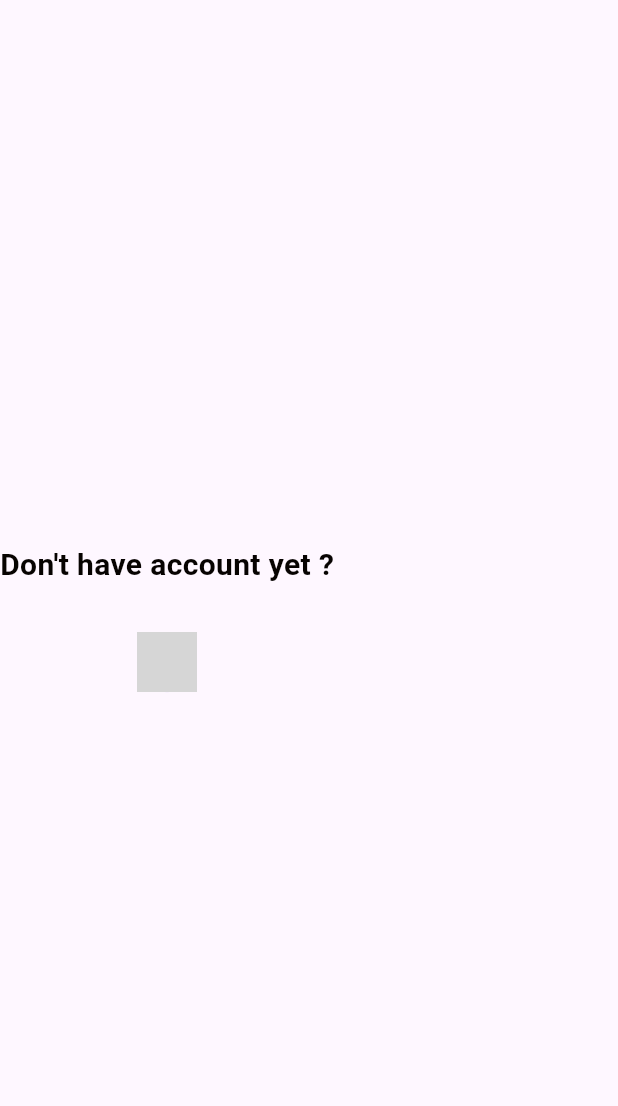
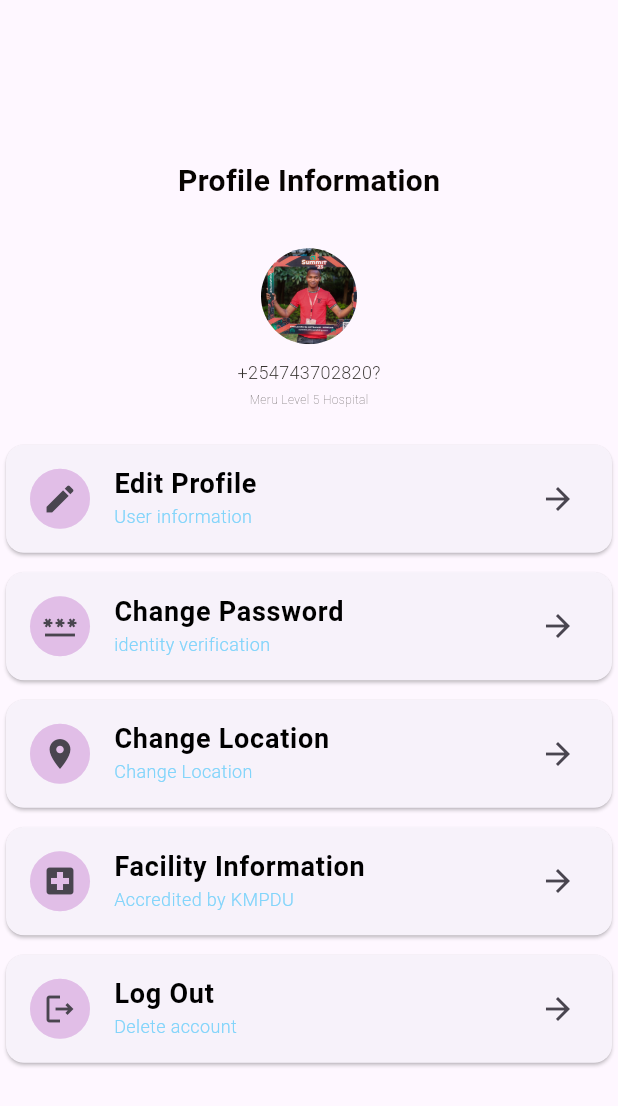
Before and after one commit to kennedyjulius/virtual_mchbook, a Flutter app: the AccountScreen screen opened directly, on a phone screen of 412 x 824 dp. Shown: the top 1106 px of the screen. Run offline on Flutter 3.47's test engine with Material 3 defaults, Android fonts, the light colour scheme and no system bars; our stand-ins replace get, introduction_screen; grey boxes are pictures that could not be loaded.

Commit message:
completed account screen

```diff
--- a/lib/account/account_screen.dart
+++ b/lib/account/account_screen.dart
@@ -1,5 +1,7 @@
 import 'package:flutter/material.dart';
+import 'package:get/get.dart';
 import 'package:testsdk/common/utils/colors.dart';
+import 'package:testsdk/common/widgets/accounts_listtile.dart';
 import 'package:testsdk/common/widgets/custom_textwidget.dart';
 
 class AccountScreen extends StatefulWidget {
@@ -16,16 +18,98 @@ class _AccountScreenState extends State<AccountScreen> {
       body: Column(
         mainAxisAlignment: MainAxisAlignment.center,
         children: [
-                    CustomTextWidget(
-                      text: "Don't have account yet ?",
-                      size: 20,
-                      color: ColorsContants.textColormain,
-                      fontWeight: FontWeight.bold
-                      ),
-                      SizedBox(height: 30,),
-                      CircleAvatar(
-                        foregroundImage: AssetImage("assets/"),
-                      )
+          CustomTextWidget(
+              text: "Profile Information",
+              size: 20,
+              color: ColorsContants.textColormain,
+              fontWeight: FontWeight.bold),
+          SizedBox(
+            height: 30,
+          ),
+          CircleAvatar(
+            radius: 32,
+            backgroundColor: Colors.grey.withOpacity(0.3),
+            foregroundImage: AssetImage("assets/profile.jpg"),
+          ),
+          SizedBox(
+            height: 10,
+          ),
+          CustomTextWidget(
+              text: "+254743702820?",
+              size: 12,
+              color: ColorsContants.textColorsubtitle,
+              fontWeight: FontWeight.w300),
+          SizedBox(
+            height: 5,
+          ),
+          CustomTextWidget(
+              text: "Meru Level 5 Hospital",
+              size: 8,
+              color: ColorsContants.textColorsubtitle,
+              fontWeight: FontWeight.w200),
+          SizedBox(
+            height: 20,
+          ),
+          CustomListTile(
+              ontap: () {
+                Get.snackbar("Alert Message", "You Tapped me");
+              },
+              title: "Edit Profile",
+              subtitle: "User information",
+              color: Colors.purple.shade100,
+              icon: Icons.edit,
+              trailingIcon: Icon(Icons.arrow_forward)),
+          SizedBox(
+            height: 5,
+          ),
+          CustomListTile(
+                ontap: () {
+                Get.snackbar("Alert Message", "You Tapped me");
+              },
+              title: "Change Password",
+              subtitle: "identity verification",
+              color: Colors.purple.shade100,
+              icon: Icons.password,
+              trailingIcon: Icon(Icons.arrow_forward)),
+          SizedBox(
+            height: 5,
+          ),
+          CustomListTile(
+              ontap: () {
+                Get.snackbar("Alert Message", "You Tapped me");
+              },
+              title: "Change Location",
+              subtitle: "Change Location",
+              color: Colors.purple.shade100,
+              icon: Icons.location_on,
+              trailingIcon: Icon(Icons.arrow_forward)),
+          SizedBox(
+            height: 5,
+          ),
+          CustomListTile(
+              ontap: () {
+                Get.snackbar("Alert Message", "You Tapped me");
+              },
+              title: "Facility Information",
+              subtitle: "Accredited by KMPDU",
+              color: Colors.purple.shade100,
+              icon: Icons.local_hospital,
+              trailingIcon: Icon(Icons.arrow_forward)),
+          SizedBox(
+            height: 5,
+          ),
+          CustomListTile(
+              ontap: () {
+                Get.snackbar("Alert Message", "You Tapped me");
+              },
+              title: "Log Out",
+              subtitle: "Delete account",
+              color: Colors.purple.shade100,
+              icon: Icons.logout_outlined,
+              trailingIcon: Icon(Icons.arrow_forward)),
+          SizedBox(
+            height: 5,
+          ),
         ],
       ),
     );
--- /dev/null
+++ b/lib/common/widgets/accounts_listtile.dart
@@ -0,0 +1,58 @@
+import 'package:flutter/material.dart';
+
+class CustomListTile extends StatelessWidget {
+  final String title;
+  final String subtitle;
+  final Color color;
+  final IconData icon;
+  final Widget trailingIcon;
+  final VoidCallback ontap;
+
+  const CustomListTile({
+    Key? key,
+    required this.title,
+    required this.subtitle,
+    required this.color,
+    required this.icon,
+    required this.trailingIcon,
+    required this.ontap,
+  }) : super(key: key);
+
+  @override
+  Widget build(BuildContext context) {
+    return InkWell(
+      onTap: ontap,
+      child: Card(
+        child: ListTile(
+          leading: Container(
+            height: 40,
+            width: 40,
+            decoration: BoxDecoration(
+              borderRadius: BorderRadius.circular(20),
+              color: color,
+              border: Border.all(
+                color: Colors.purple.shade100.withOpacity(0.3),
+              ),
+            ),
+            child: Center(
+              child: Icon(icon),
+            ),
+          ),
+          title: Text(
+            title,
+            style: TextStyle(
+                color: Colors.black, fontWeight: FontWeight.bold, fontSize: 18),
+          ),
+          subtitle: Text(
+            subtitle,
+            style: TextStyle(
+                color: Colors.lightBlue.shade200,
+                fontWeight: FontWeight.w300,
+                fontSize: 12),
+          ),
+          trailing: trailingIcon,
+        ),
+      ),
+    );
+  }
+}
--- a/lib/main.dart
+++ b/lib/main.dart
@@ -1,4 +1,5 @@
 import 'package:flutter/material.dart';
+import 'package:testsdk/account/account_screen.dart';
 
 import 'package:testsdk/onboarding/onboardingscreen.dart';
 
@@ -19,7 +20,7 @@ class MyApp extends StatelessWidget {
 
         useMaterial3: true,
       ),
-      home: OnboardingScreen(),
+      home: AccountScreen(),
     );
   }
 }
```
